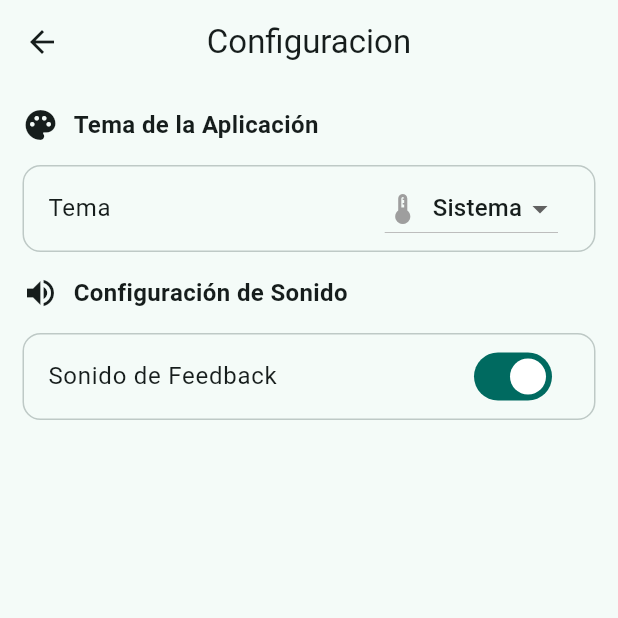
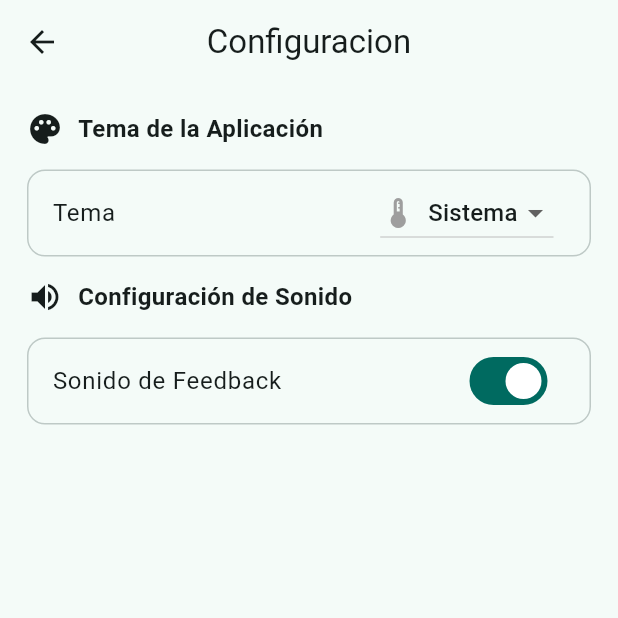
Before and after one commit to JesusRodrigoV/zoo_connect_app, a Flutter app: the SettingsPage screen opened directly, on a phone screen of 412 x 824 dp, the top half of it. Run offline on Flutter 3.47's test engine with Material 3 defaults, Android fonts, the light colour scheme and no system bars; our stand-ins replace audioplayers, flutter_dotenv, flutter_riverpod, freezed_annotation, html_unescape, loading_animation_widget and 1 more; missing offline and left inert: flutter_survey; accounts and stored records are empty.

Commit message:
Correccion de padding en settings

```diff
--- a/lib/screens/settings/settings.dart
+++ b/lib/screens/settings/settings.dart
@@ -11,7 +11,7 @@ class SettingsPage extends ConsumerWidget {
     return Scaffold(
       appBar: AppBar(title: const Text('Configuracion'), centerTitle: true),
       body: Padding(
-        padding: const EdgeInsets.all(15.0),
+        padding: const EdgeInsets.all(18.0),
         child: ListView(
           children: [
             ThemeConfiguration(),
```
